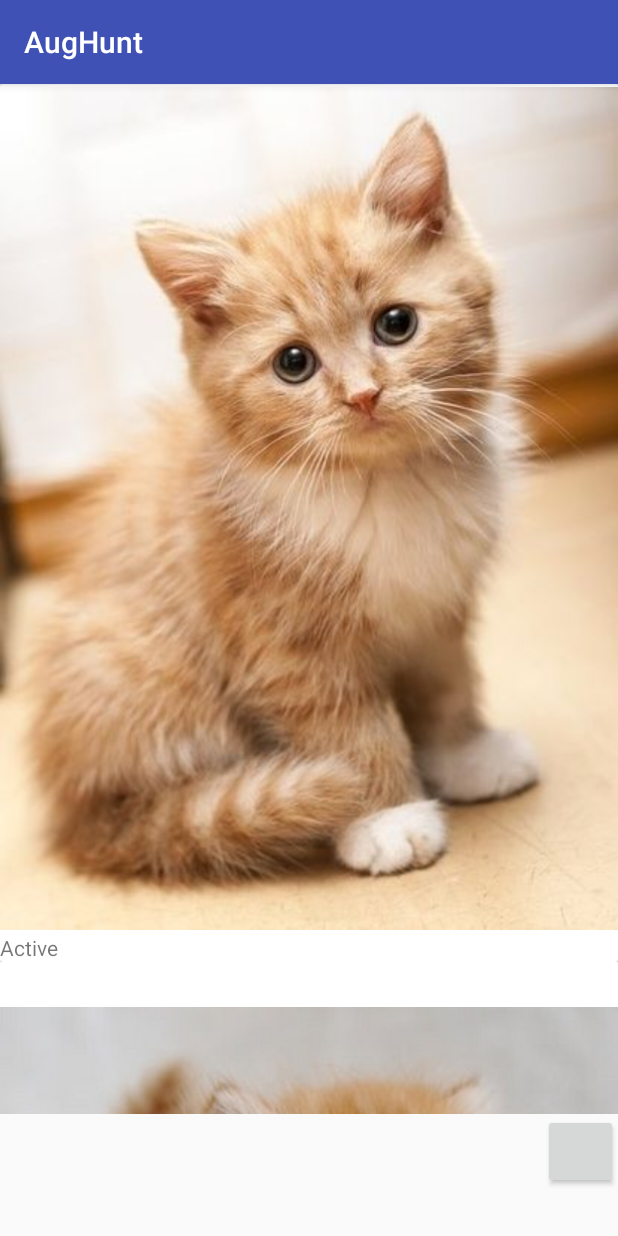
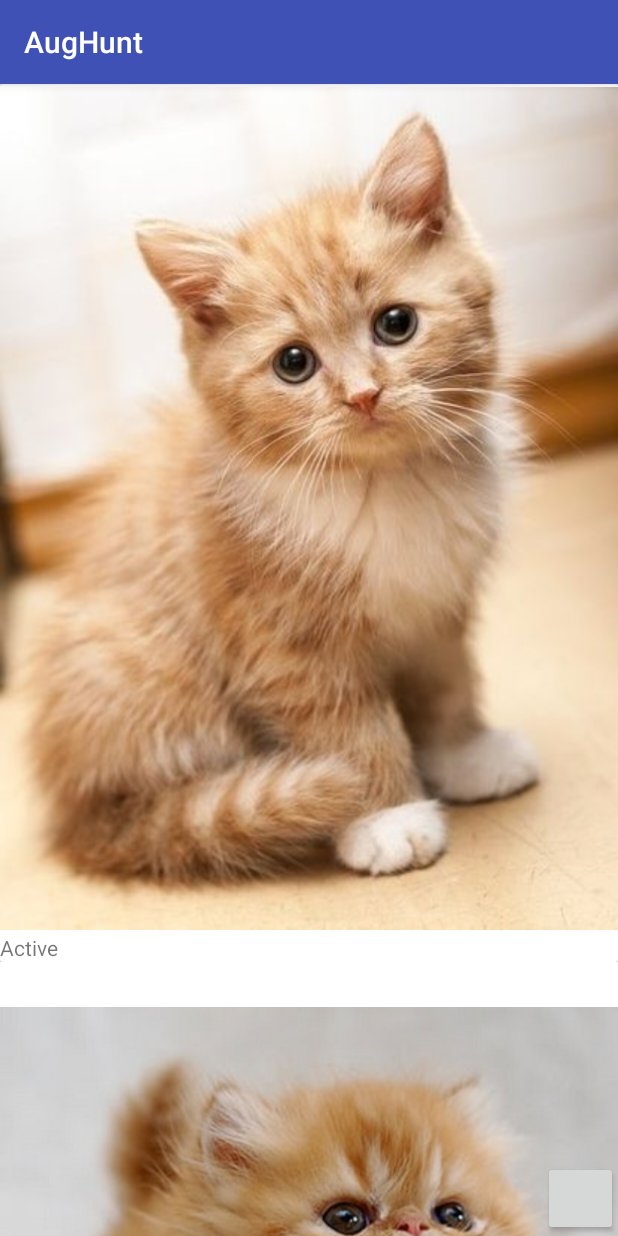
Before and after one commit to cito125/AugHunt, an Android app: the CreateChallengeActivity screen opened directly, with no data from a screen before it, on a phone screen of 412 x 824 dp. Run offline under Robolectric (Android 15) with nearby library versions, the phone set to English and light mode, and no system bars.

Commit message:
changed viewgroup for created_challenge layout

```diff
--- a/app/src/main/java/com/example/andresarango/aughunt/homescreen/CreateChallengeActivity.java
+++ b/app/src/main/java/com/example/andresarango/aughunt/homescreen/CreateChallengeActivity.java
@@ -80,7 +80,7 @@ public class CreateChallengeActivity extends AppCompatActivity implements ViewGr
     @Override
     public void passingChallange(Integer position) {
 
-        getFragmentManager().beginTransaction().add(R.id.activity_create_challenge,new ChallangeReviewFragment()).commit();
+        getFragmentManager().beginTransaction().replace(R.id.container_for_review,new ChallangeReviewFragment()).commit();
 
     }
 }
--- a/app/src/main/res/layout/activity_create_challenge.xml
+++ b/app/src/main/res/layout/activity_create_challenge.xml
@@ -1,33 +1,39 @@
 <?xml version="1.0" encoding="utf-8"?>
-<LinearLayout xmlns:android="http://schemas.android.com/apk/res/android"
+<RelativeLayout
+    xmlns:android="http://schemas.android.com/apk/res/android"
     xmlns:tools="http://schemas.android.com/tools"
-    android:id="@+id/activity_create_challenge"
+    android:id="@+id/main_container"
     android:layout_width="match_parent"
     android:layout_height="match_parent"
     android:orientation="vertical"
-    android:weightSum="23"
     tools:context="com.example.andresarango.aughunt.homescreen.CreateChallengeActivity">
+
     <LinearLayout
-        android:id="@+id/container"
+        android:id="@+id/recview_placeholder"
         android:layout_width="match_parent"
-        android:layout_height="0dp"
-        android:layout_weight="22">
+        android:layout_height="wrap_content"
+        >
     <android.support.v7.widget.RecyclerView
         android:id="@+id/created_challenges"
         android:layout_width="match_parent"
-        android:layout_height="wrap_content">
+        android:layout_height="match_parent">
         </android.support.v7.widget.RecyclerView>
 
     </LinearLayout>
-    <RelativeLayout
-        android:layout_width="match_parent"
-        android:layout_height="wrap_content"
-        android:layout_weight="1">
+
     <Button
         android:id="@+id/new_challenge"
         android:layout_width="50dp"
         android:layout_height="50dp"
+        android:layout_alignParentBottom="true"
         android:layout_alignParentRight="true"/>
-    </RelativeLayout>
 
-</LinearLayout>
+    <FrameLayout
+        android:id="@+id/container_for_review"
+        android:layout_width="match_parent"
+        android:layout_height="match_parent">
+
+    </FrameLayout>
+
+
+</RelativeLayout>
--- a/app/src/main/res/layout/review_fragment.xml
+++ b/app/src/main/res/layout/review_fragment.xml
@@ -2,6 +2,7 @@
 <LinearLayout xmlns:android="http://schemas.android.com/apk/res/android"
     android:orientation="vertical"
     android:layout_width="match_parent"
-    android:layout_height="match_parent">
+    android:layout_height="match_parent"
+    android:background="@color/cardview_dark_background">
 
 </LinearLayout>
```
